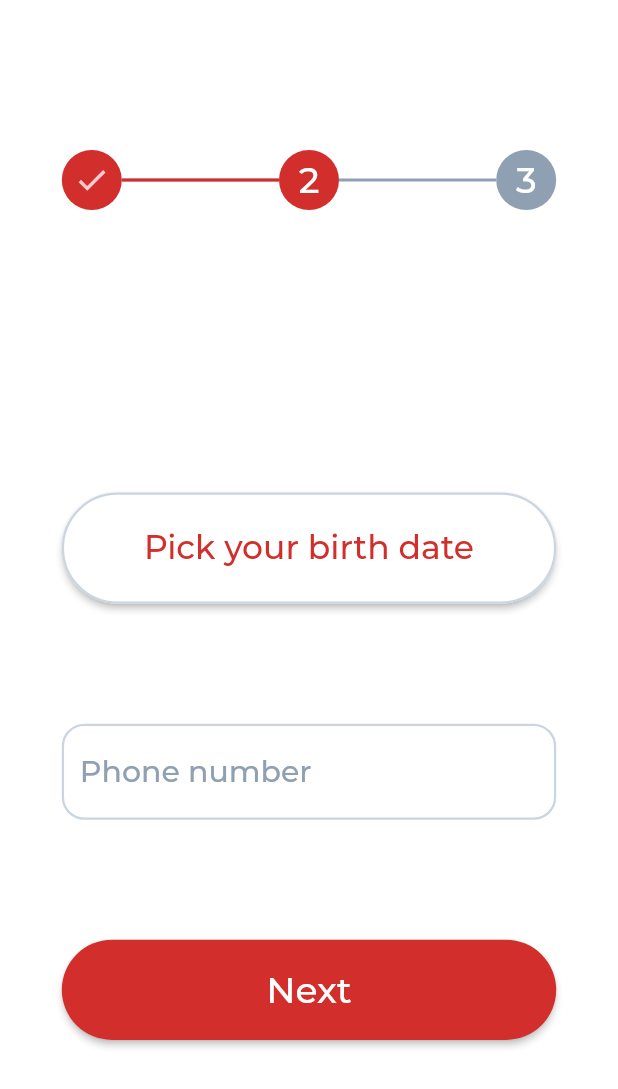
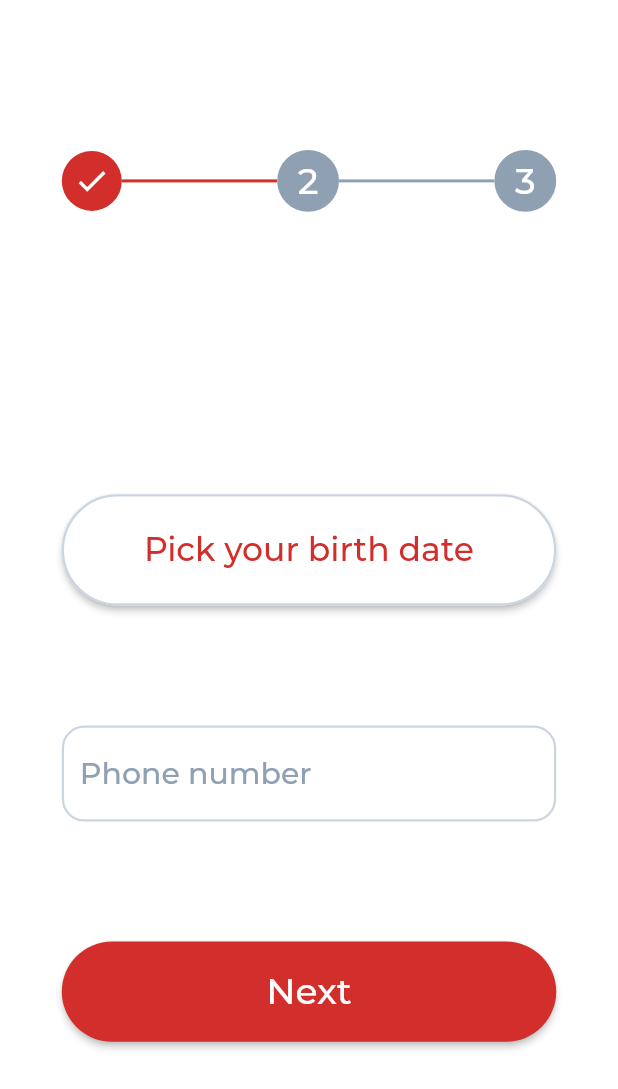
Before and after one commit to dev-aminmo/blood_bank, a Flutter app: the Signup screen opened directly, after a tap on "Next", on a phone screen of 412 x 824 dp. Shown: the top 1089 px of the screen. Run offline on Flutter 3.47's test engine with Material 2 defaults, Android fonts, the phone set to English and light mode, and no system bars; our stand-ins replace flutter_svg, image_picker.

Commit message:
enhanced stepper animation  signup.dart

```diff
--- a/lib/screens/profile.dart
+++ b/lib/screens/profile.dart
@@ -33,7 +33,7 @@ class _ProfileState extends State<Profile> with SingleTickerProviderStateMixin {
   }
 
   static const _propertyTextStyle =
-  TextStyle(fontSize: 18, color: SharedUI.lightGray);
+      TextStyle(fontSize: 18, color: SharedUI.lightGray);
   static const _infoTextStyle = TextStyle(fontSize: 18);
 
   @override
--- a/lib/screens/signup.dart
+++ b/lib/screens/signup.dart
@@ -11,16 +11,93 @@ class Signup extends StatefulWidget {
   _SignupState createState() => _SignupState();
 }
 
-class _SignupState extends State<Signup> {
+class _SignupState extends State<Signup> with TickerProviderStateMixin {
   static const Duration duration = Duration(milliseconds: 350);
   double height;
   double width;
   int _currentStep = 0;
+  bool canAnimateSecondContainer = false;
+  bool canAnimateThirdContainer = false;
+  AnimationController _firstRedAnimationController;
+  AnimationController _firstGrayAnimationController;
+  AnimationController _secondRedAnimationController;
+  AnimationController _secondGrayAnimationController;
+  Animation<int> _firstRedAnimation;
+  Animation<int> _firstGrayAnimation;
+  Animation<int> _secondRedAnimation;
+  Animation<int> _secondGrayAnimation;
+
+  @override
+  void dispose() {
+    _firstRedAnimationController.dispose();
+    _firstGrayAnimationController.dispose();
+    _secondRedAnimationController.dispose();
+    _secondGrayAnimationController.dispose();
+    super.dispose();
+  }
+
+  @override
+  void initState() {
+    _firstRedAnimationController = AnimationController(
+      duration: Duration(seconds: 1),
+      vsync: this,
+    )
+      ..addListener(() {
+        setState(() {
+          if (_firstRedAnimationController.isCompleted) {
+            canAnimateSecondContainer = true;
+          }
+        });
+      });
+    _secondRedAnimationController = AnimationController(
+      duration: Duration(seconds: 1),
+      vsync: this,
+    )
+      ..addListener(() {
+        setState(() {
+          if (_secondRedAnimationController.isCompleted) {
+            canAnimateThirdContainer = true;
+          }
+        });
+      });
+    _firstGrayAnimationController = AnimationController(
+      duration: Duration(seconds: 1),
+      vsync: this,
+    )
+      ..addListener(() {
+        setState(() {});
+      });
+
+    _secondGrayAnimationController = AnimationController(
+      duration: Duration(seconds: 1),
+      vsync: this,
+    )
+      ..addListener(() {
+        setState(() {});
+      });
+
+    _firstRedAnimation =
+        IntTween(begin: 0, end: 10).animate(_firstRedAnimationController);
+    _firstGrayAnimation =
+        IntTween(begin: 10, end: 0).animate(_firstGrayAnimationController);
+    _secondRedAnimation =
+        IntTween(begin: 0, end: 10).animate(_secondRedAnimationController);
+    _secondGrayAnimation =
+        IntTween(begin: 10, end: 0).animate(_secondGrayAnimationController);
+
+    super.initState();
+  }
 
   @override
   Widget build(BuildContext context) {
-    height = MediaQuery.of(context).size.height;
-    width = MediaQuery.of(context).size.width;
+    height = MediaQuery
+        .of(context)
+        .size
+        .height;
+    width = MediaQuery
+        .of(context)
+        .size
+        .width;
     return Scaffold(
         resizeToAvoidBottomInset: false,
         backgroundColor: SharedUI.white,
@@ -44,6 +121,7 @@ class _SignupState extends State<Signup> {
                             child: (_currentStep >= 1)
                                 ? Icon(
                               Icons.done,
+                              color: SharedUI.white,
                               key: ValueKey<int>(_currentStep),
                             )
                                 : Text(
@@ -52,36 +130,34 @@ class _SignupState extends State<Signup> {
                             ),
                           )),
                       Flexible(
-                        child: Stack(
-                          children: [
-                            Container(
-                              height: 2,
-                              color: SharedUI.gray,
-                            ),
-                            AnimatedContainer(
-                              duration: const Duration(milliseconds: 500),
-                              width: (_currentStep >= 1) ? width / 3 : 0,
-                              height: 2,
-                              color: SharedUI.red,
-                            ),
-                          ],
-                        ),
-                      ),
-                      /*Flexible(
+                          flex: _firstRedAnimation.value,
                           child: Container(
                             height: 2,
                             color: SharedUI.red,
-                        ),
-                      ),*/
-                      CircleAvatar(
-                          backgroundColor: (_currentStep >= 1)
+                          )),
+                      Flexible(
+                          flex: _firstGrayAnimation.value,
+                          child: Container(
+                            height: 2,
+                            color: SharedUI.gray,
+                          )),
+                      AnimatedContainer(
+                          width: width * 0.1,
+                          height: width * 0.1,
+                          duration: duration,
+                          decoration: BoxDecoration(
+                            color: // (_currentStep >= 1)
+                            (canAnimateSecondContainer == true)
                                 ? SharedUI.red
                                 : SharedUI.gray,
+                            borderRadius: BorderRadius.circular(width * 0.05),
+                          ),
                           child: AnimatedSwitcher(
                             duration: duration,
-                            child: (_currentStep >= 2)
+                            child: (canAnimateSecondContainer == true)
                                 ? Icon(
                               Icons.done,
+                              color: SharedUI.white,
                               key: ValueKey<int>(_currentStep),
                             )
                                 : Text(
@@ -90,27 +166,33 @@ class _SignupState extends State<Signup> {
                             ),
                           )),
                       Flexible(
-                        child: Stack(
-                          children: [
-                            Container(
+                          flex: _secondRedAnimation.value,
+                          child: Container(
+                            height: 2,
+                            color: SharedUI.red,
+                          )),
+                      Flexible(
+                          flex: _secondGrayAnimation.value,
+                          child: Container(
                             height: 2,
                             color: SharedUI.gray,
+                          )),
+                      AnimatedContainer(
+                        width: width * 0.1,
+                        height: width * 0.1,
+                        duration: duration,
+                        decoration: BoxDecoration(
+                          color: // (_currentStep >= 1)
+                          (canAnimateThirdContainer == true)
+                              ? SharedUI.red
+                              : SharedUI.gray,
+                          borderRadius: BorderRadius.circular(width * 0.05),
                         ),
-                            AnimatedContainer(
-                              duration: const Duration(seconds: 1),
-                              width: (_currentStep >= 2) ? width / 3 : 0,
-                              height: 2,
-                              color: SharedUI.red,
-                            ),
-                          ],
-                        ),
-                      ),
-                      CircleAvatar(
-                        backgroundColor:
-                            (_currentStep >= 2) ? SharedUI.red : SharedUI.gray,
+                        child: Center(
                           child: Text(
                             "3",
                             style: SharedUI.textStyle(SharedUI.white),
+                          ),
                         ),
                       ),
                     ],
@@ -170,11 +252,24 @@ class _SignupState extends State<Signup> {
 
   goNext() {
     setState(() {
-      if (_currentStep < 2) {
+      switch (_currentStep) {
+        case 0:
           _currentStep++;
-      } else {
+          _firstRedAnimationController.forward();
+          _firstGrayAnimationController.forward();
+          break;
+        case 1:
+          _currentStep++;
+          _secondRedAnimationController.forward();
+          _secondGrayAnimationController.forward();
+          break;
+        case 2:
           Navigator.push(
               context, MaterialPageRoute(builder: (context) => Profile()));
+          break;
+        default:
+          _currentStep++;
+          break;
       }
     });
   }
```
Lines whose indentation alone changed are shown as unchanged.
